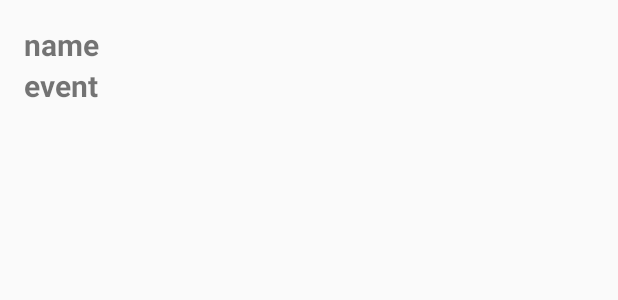
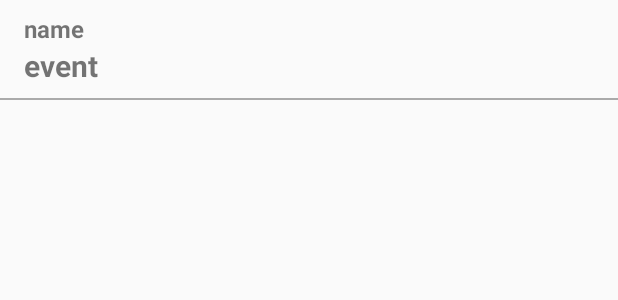
Before and after one commit to m-phanat/sms-received-sample, an Android app: the layout item_events.xml on its own in the app's theme, with its tools: preview values and no code run, on a phone screen of 412 x 824 dp. Shown: the top 300 px of the screen. Run offline under Robolectric (Android 15) with nearby library versions, the phone set to English and light mode, and no system bars.

```diff
--- a/app/src/main/java/com/panat/mvvm/retrofit/adapter/SmsListAdapter.kt
+++ b/app/src/main/java/com/panat/mvvm/retrofit/adapter/SmsListAdapter.kt
@@ -39,8 +39,8 @@ class SmsListAdapter(private val context: Context) :
 
         @SuppressLint("SetTextI18n")
         fun bind(item: SmsItems) {
-            binding.name.text = "tel: " + item.phone
-            binding.event.text = "message: " + item.text
+            binding.name.text = "From : " + item.phone
+            binding.event.text = item.text
 //            Glide.with(context).load(item.actor.avatar_url).into(binding.profileImg)
         }
     }
--- a/app/src/main/java/com/panat/mvvm/retrofit/viewModel/MainActivityViewModel.kt
+++ b/app/src/main/java/com/panat/mvvm/retrofit/viewModel/MainActivityViewModel.kt
@@ -33,7 +33,7 @@ class MainActivityViewModel(private val retrofit: ApiService) : ViewModel() {
         })
     }
 
-    private val _smsSendResult = MutableLiveData<SendSmsResult>()
+    /*private val _smsSendResult = MutableLiveData<SendSmsResult>()
     val smsSendResult: LiveData<SendSmsResult>
         get() = _smsSendResult
 
@@ -50,7 +50,7 @@ class MainActivityViewModel(private val retrofit: ApiService) : ViewModel() {
                 println("onFailure ${t.message}")
             }
         })
-    }
+    }*/
 
 
 }
--- a/app/src/main/res/layout/item_events.xml
+++ b/app/src/main/res/layout/item_events.xml
@@ -11,27 +11,37 @@
 
         <TextView
             android:id="@+id/name"
-            android:layout_width="wrap_content"
+            android:layout_width="0dp"
             android:layout_height="wrap_content"
             android:layout_marginStart="16dp"
-            android:layout_marginTop="16dp"
-            android:textSize="20sp"
+            android:layout_marginTop="8dp"
+            android:layout_marginEnd="16dp"
+            android:textSize="16sp"
             android:textStyle="bold"
             app:layout_constraintStart_toStartOf="parent"
             app:layout_constraintTop_toTopOf="parent"
+            app:layout_constraintEnd_toEndOf="parent"
             tools:text="name" />
 
         <TextView
             android:id="@+id/event"
-            android:layout_width="wrap_content"
+            android:layout_width="0dp"
             android:layout_height="wrap_content"
-            android:layout_marginBottom="16dp"
             android:textSize="20sp"
             android:textStyle="bold"
-            app:layout_constraintBottom_toBottomOf="parent"
+            app:layout_constraintEnd_toEndOf="@+id/name"
             app:layout_constraintStart_toStartOf="@+id/name"
             app:layout_constraintTop_toBottomOf="@+id/name"
             tools:text="event" />
 
+        <View
+            android:layout_width="0dp"
+            app:layout_constraintTop_toBottomOf="@id/event"
+            app:layout_constraintStart_toStartOf="parent"
+            app:layout_constraintEnd_toEndOf="parent"
+            android:layout_height="1dp"
+            android:layout_marginTop="8dp"
+            android:background="@android:color/darker_gray"/>
+
     </androidx.constraintlayout.widget.ConstraintLayout>
 </layout>
--- a/app/src/main/res/values/strings.xml
+++ b/app/src/main/res/values/strings.xml
@@ -1,4 +1,4 @@
 <resources>
-    <string name="app_name">MVVM</string>
+    <string name="app_name">Test SMS</string>
     <string name="message_list">message list</string>
 </resources>
```
Also changed, not shown: app/src/main/AndroidManifest.xml (+6 -1 lines), app/src/main/java/com/panat/mvvm/retrofit/model/RequestSms.kt (+12 -5 lines), app/src/main/java/com/panat/mvvm/retrofit/service/SMSReceiver.kt (+39 -20 lines), app/src/main/java/com/panat/mvvm/retrofit/service/UpdateSmsService.kt (added, +69 -0 lines), app/src/main/java/com/panat/mvvm/retrofit/view/MainActivity.kt (+33 -13 lines).
